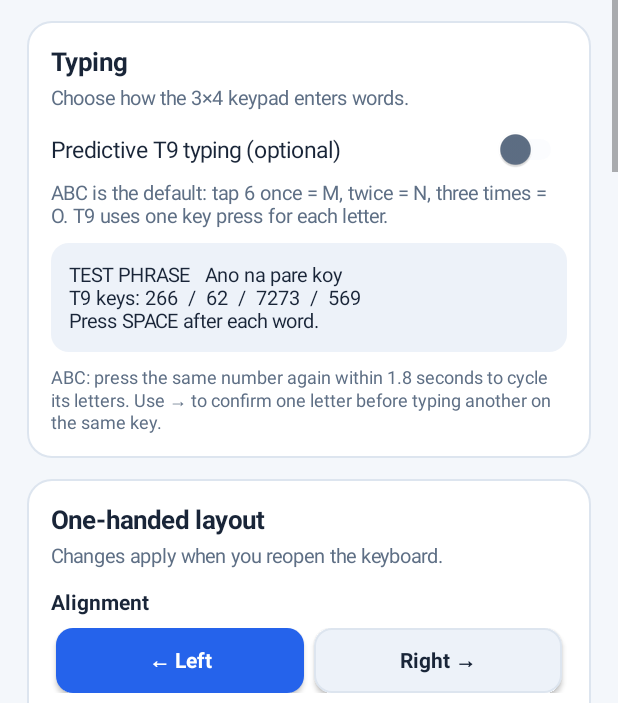
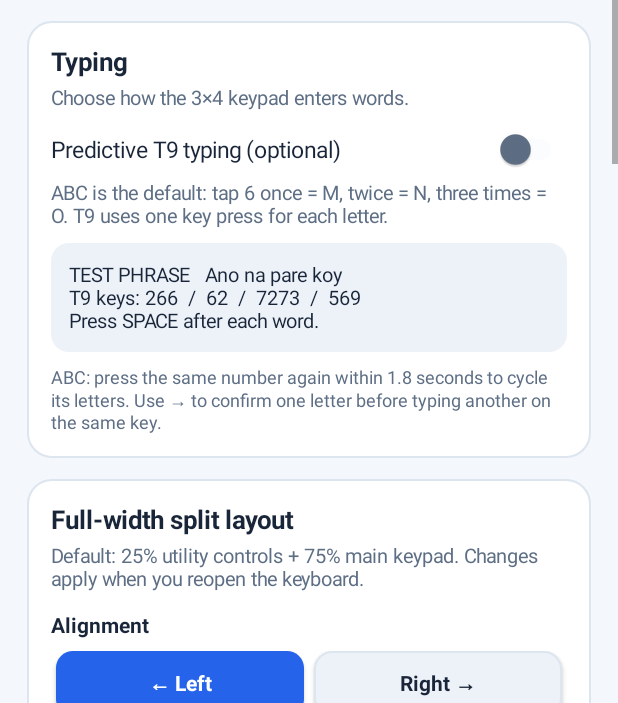
Before and after one commit to jhayeroe/pulse-keyboard, an Android app: the SettingsActivity screen opened directly, with no data from a screen before it, on a phone screen of 412 x 824 dp, the part 533-1236 px from its top. Run offline under Robolectric (Android 15) with nearby library versions, the phone set to English and light mode, and no system bars; 7 statements that could not run were skipped.

Commit message:
fix: describe full-width 25/75 split in keyboard layout settings

```diff
--- a/app/src/main/java/com/pulse/keyboard/SettingsActivity.java
+++ b/app/src/main/java/com/pulse/keyboard/SettingsActivity.java
@@ -228,8 +228,8 @@ public final class SettingsActivity extends Activity {
                 "ABC: press the same number again within 1.8 seconds to cycle its letters. Use → to confirm one letter before typing another on the same key.",
                 12, muted, false));
 
-        LinearLayout layout = card(root, "One-handed layout",
-                "Changes apply when you reopen the keyboard.");
+        LinearLayout layout = card(root, "Full-width split layout",
+                "Default: 25% utility controls + 75% main keypad. Changes apply when you reopen the keyboard.");
         layout.addView(text("Alignment", 14, fg, true));
         gap(layout, 8);
         LinearLayout side = new LinearLayout(this);
@@ -251,9 +251,9 @@ public final class SettingsActivity extends Activity {
         gap(layout, 16);
         TextView widthText = text("", 14, fg, true);
         layout.addView(widthText);
-        SeekBar width = slider(60, 100,
-                Math.max(60, Math.min(100, prefs.getInt("width_percent", 75))),
-                widthText, "Keypad width", "%", "width_percent");
+        SeekBar width = slider(65, 85,
+                Math.max(65, Math.min(85, prefs.getInt("width_percent", 75))),
+                widthText, "Main keypad share", "% of full keyboard", "width_percent");
         layout.addView(width);
         gap(layout, 13);
         TextView heightText = text("", 14, fg, true);
@@ -263,11 +263,11 @@ public final class SettingsActivity extends Activity {
                 heightText, "Key height", " dp", "key_height_dp");
         layout.addView(height);
         gap(layout, 4);
-        Button reset = button("Restore compact default layout", false);
+        Button reset = button("Restore 25/75 default layout", false);
         reset.setOnClickListener(v -> {
             prefs.edit().putBoolean("align_right", true)
                     .putInt("width_percent", 75).putInt("key_height_dp", 44).apply();
-            width.setProgress(15);
+            width.setProgress(10);
             height.setProgress(6);
             updateSideButtons(left, right);
             Toast.makeText(this, "Layout restored", Toast.LENGTH_SHORT).show();
```
